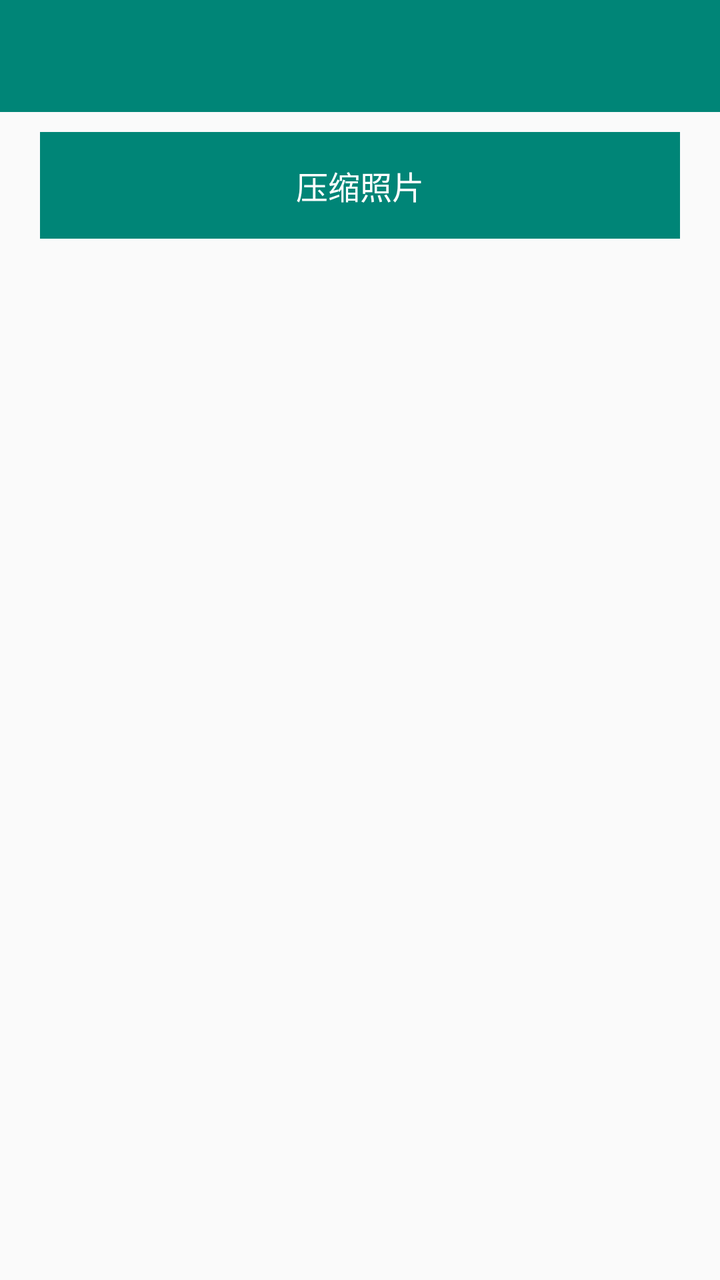
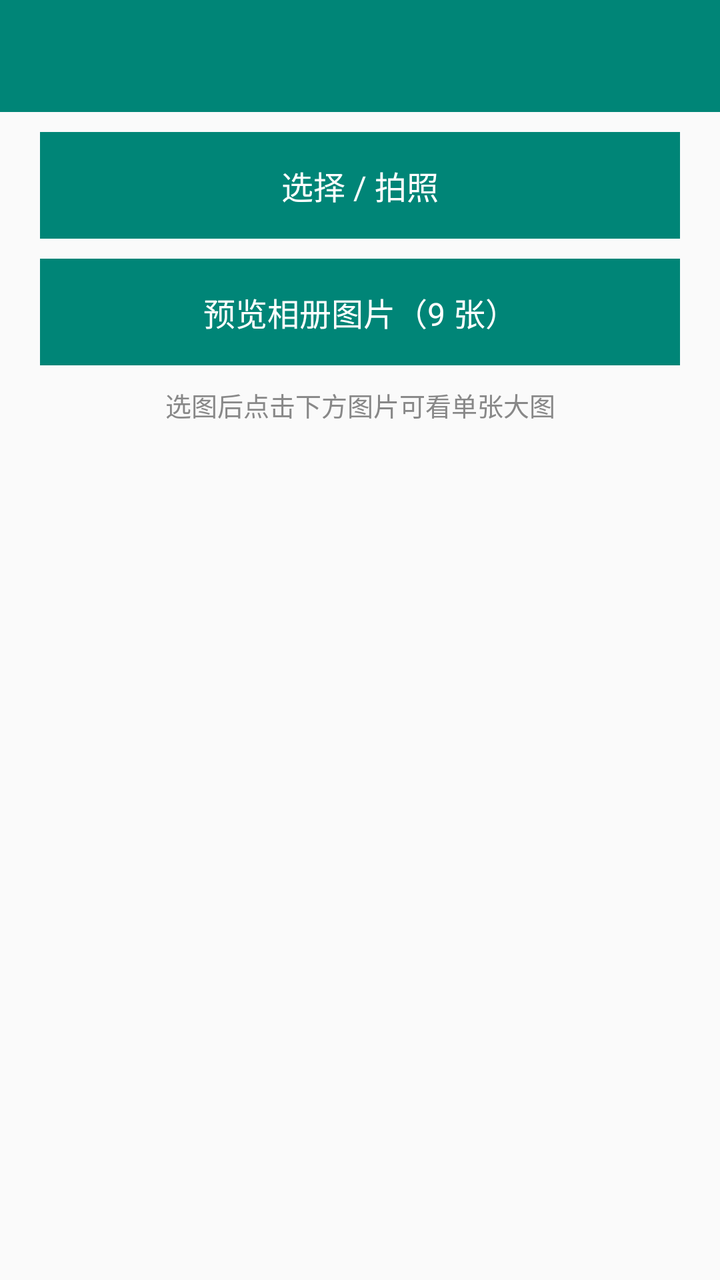

The first picture is an Android layout as it rendered before a commit; the second is the same layout after the commit. The layout source and the unified diff follow.
<!-- AndroidManifest.xml: activity theme AppTheme -->
<!-- res/layout/activity_test.xml -->
<?xml version="1.0" encoding="utf-8"?>

<layout xmlns:android="http://schemas.android.com/apk/res/android">

    <data>


    </data>

    <LinearLayout
        android:layout_width="match_parent"
        android:layout_height="match_parent"
        android:orientation="vertical">

        <include layout="@layout/comtitle" />

        <TextView
            android:id="@+id/tv_click"
            android:layout_width="match_parent"
            android:layout_height="wrap_content"
            android:layout_marginHorizontal="20dp"
            android:layout_marginTop="10dp"
            android:background="@color/colorPrimary"
            android:gravity="center"
            android:paddingVertical="15dp"
            android:text="压缩照片"
            android:textColor="@color/white"
            android:textSize="16sp" />


        <ImageView
            android:id="@+id/img"
            android:layout_width="180dp"
            android:layout_height="180dp"
            android:layout_gravity="center"
            android:layout_marginTop="20dp"
            android:src="@mipmap/ic_launcher" />

    </LinearLayout>
</layout>
<!-- res/layout/comtitle.xml (included above) -->
<?xml version="1.0" encoding="utf-8"?>
<LinearLayout xmlns:android="http://schemas.android.com/apk/res/android"
    xmlns:app="http://schemas.android.com/apk/res-auto"
    xmlns:tools="http://schemas.android.com/tools"
    android:id="@+id/ll_title"
    android:layout_width="match_parent"
    android:layout_height="wrap_content"
    android:background="@color/colorPrimary"
    android:orientation="vertical">

    <androidx.appcompat.widget.Toolbar
        android:id="@+id/toolbar"
        android:layout_width="match_parent"
        android:layout_height="?attr/actionBarSize"
        android:background="@color/colorPrimary"
        app:theme="@style/ToolbarTheme"
        app:popupTheme="@style/OverflowMenuStyle"
        app:titleTextAppearance="@style/ToolbarTitle">

    </androidx.appcompat.widget.Toolbar>

</LinearLayout>
<!-- resources referenced by this layout -->
<resources>
  <color name="colorPrimary">#008577</color>
  <color name="white">#FFFFFFFF</color>
  <!-- mipmap ic_launcher (mipmap-anydpi-v26) -->
  <?xml version="1.0" encoding="utf-8"?>
  
  <adaptive-icon xmlns:android="http://schemas.android.com/apk/res/android">
      <background android:drawable="@drawable/ic_launcher_background" />
      <foreground android:drawable="@drawable/ic_launcher_foreground" />
  </adaptive-icon>
  <style name="OverflowMenuStyle" parent="@style/Widget.AppCompat.PopupMenu.Overflow">
          
          <item name="overlapAnchor">false</item>
          <item name="android:dropDownWidth">wrap_content</item>
          <item name="android:paddingRight">0dp</item>
          
          
          
          
  
          
          <item name="android:dropDownHorizontalOffset">0dp</item>
          
          <item name="android:textColor">#ffffff</item>
          <item name="android:colorBackground">#4c4c4c</item>
          <item name="android:dropDownListViewStyle">@style/PopupMenuListView</item>
          
      </style>
  <style name="ToolbarTheme" parent="@style/ThemeOverlay.AppCompat.ActionBar">
          <item name="actionMenuTextColor">@android:color/white</item>
          <item name="colorControlNormal">@color/white</item>
          <item name="actionMenuTextAppearance">@style/ToolbarMenuTextSize</item>
          
      </style>
  <style name="ToolbarTitle" parent="@style/TextAppearance.Widget.AppCompat.Toolbar.Title">
          <item name="android:textSize">@dimen/sp_16</item>
          <item name="android:gravity">center</item>
      </style>
  <style name="AppTheme" parent="Theme.AppCompat.Light.NoActionBar">
          
          <item name="colorPrimary">@color/colorPrimary</item>
          <item name="colorPrimaryDark">@color/colorPrimaryDark</item>
          <item name="colorAccent">@color/colorPrimary</item>
      </style>
  <!-- drawable ic_launcher_foreground (drawable-v24) -->
  <vector xmlns:android="http://schemas.android.com/apk/res/android"
      xmlns:aapt="http://schemas.android.com/aapt"
      android:width="108dp"
      android:height="108dp"
      android:viewportWidth="108"
      android:viewportHeight="108">
      <path android:pathData="M31,63.928c0,0 6.4,-11 12.1,-13.1c7.2,-2.6 26,-1.4 26,-1.4l38.1,38.1L107,108.928l-32,-1L31,63.928z">
          <aapt:attr name="android:fillColor">
              <gradient
                  android:endX="85.84757"
                  android:endY="92.4963"
                  android:startX="42.9492"
                  android:startY="49.59793"
                  android:type="linear">
                  <item
                      android:color="#44000000"
                      android:offset="0.0" />
                  <item
                      android:color="#00000000"
                      android:offset="1.0" />
              </gradient>
          </aapt:attr>
      </path>
      <path
          android:fillColor="#FFFFFF"
          android:fillType="nonZero"
          android:pathData="M65.3,45.828l3.8,-6.6c0.2,-0.4 0.1,-0.9 -0.3,-1.1c-0.4,-0.2 -0.9,-0.1 -1.1,0.3l-3.9,6.7c-6.3,-2.8 -13.4,-2.8 -19.7,0l-3.9,-6.7c-0.2,-0.4 -0.7,-0.5 -1.1,-0.3C38.8,38.328 38.7,38.828 38.9,39.228l3.8,6.6C36.2,49.428 31.7,56.028 31,63.928h46C76.3,56.028 71.8,49.428 65.3,45.828zM43.4,57.328c-0.8,0 -1.5,-0.5 -1.8,-1.2c-0.3,-0.7 -0.1,-1.5 0.4,-2.1c0.5,-0.5 1.4,-0.7 2.1,-0.4c0.7,0.3 1.2,1 1.2,1.8C45.3,56.528 44.5,57.328 43.4,57.328L43.4,57.328zM64.6,57.328c-0.8,0 -1.5,-0.5 -1.8,-1.2s-0.1,-1.5 0.4,-2.1c0.5,-0.5 1.4,-0.7 2.1,-0.4c0.7,0.3 1.2,1 1.2,1.8C66.5,56.528 65.6,57.328 64.6,57.328L64.6,57.328z"
          android:strokeWidth="1"
          android:strokeColor="#00000000" />
  </vector>
  <style name="PopupMenuListView" parent="@android:style/Widget.Holo.ListView.DropDown">
          <item name="android:divider">#cccccc</item>
          <item name="android:dividerHeight">1px</item>
      </style>
  <style name="ToolbarMenuTextSize" parent="@style/TextAppearance.AppCompat.Menu">
          <item name="android:textSize">14sp</item>
      </style>
  <color name="colorPrimaryDark">#00574B</color>
  <!-- unchanged entries left out for length: 1 -->
</resources>

<!-- the commit's change to res/layout/activity_test.xml (unified diff, before → after) -->
@@ -23,9 +23,32 @@
             android:background="@color/colorPrimary"
             android:gravity="center"
             android:paddingVertical="15dp"
-            android:text="压缩照片"
+            android:text="选择 / 拍照"
             android:textColor="@color/white"
             android:textSize="16sp" />
+
+        <TextView
+            android:id="@+id/tv_preview_gallery"
+            android:layout_width="match_parent"
+            android:layout_height="wrap_content"
+            android:layout_marginHorizontal="20dp"
+            android:layout_marginTop="10dp"
+            android:background="@color/colorPrimary"
+            android:gravity="center"
+            android:paddingVertical="15dp"
+            android:text="预览相册图片（9 张）"
+            android:textColor="@color/white"
+            android:textSize="16sp" />
+
+        <TextView
+            android:layout_width="match_parent"
+            android:layout_height="wrap_content"
+            android:layout_marginHorizontal="20dp"
+            android:layout_marginTop="10dp"
+            android:gravity="center"
+            android:text="选图后点击下方图片可看单张大图"
+            android:textColor="#888888"
+            android:textSize="13sp" />
 
 
         <ImageView
